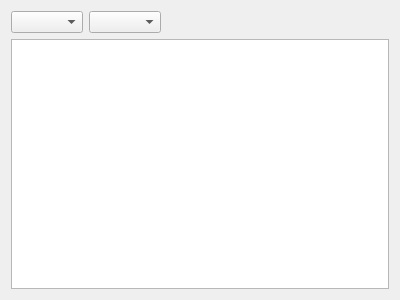
Qt form materialsreportform.ui (Balyaev-D-A/MFDB) before a commit.
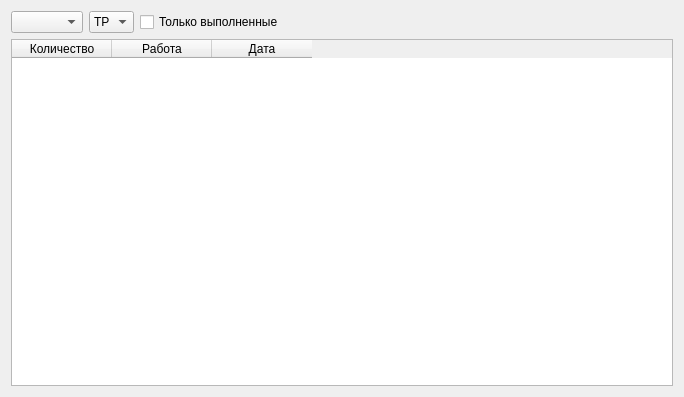
The same form after that commit.

```diff
--- a/materialsreportform.ui
+++ b/materialsreportform.ui
@@ -6,8 +6,8 @@
    <rect>
     <x>0</x>
     <y>0</y>
-    <width>400</width>
-    <height>300</height>
+    <width>684</width>
+    <height>397</height>
    </rect>
   </property>
   <property name="windowTitle">
@@ -20,7 +20,25 @@
       <widget class="QComboBox" name="materialBox"/>
      </item>
      <item>
-      <widget class="QComboBox" name="workBox"/>
+      <widget class="QComboBox" name="workBox">
+       <item>
+        <property name="text">
+         <string>ТР</string>
+        </property>
+       </item>
+       <item>
+        <property name="text">
+         <string>КР</string>
+        </property>
+       </item>
+      </widget>
+     </item>
+     <item>
+      <widget class="QCheckBox" name="onlyDoneBox">
+       <property name="text">
+        <string>Только выполненные</string>
+       </property>
+      </widget>
      </item>
      <item>
       <spacer name="horizontalSpacer">
@@ -38,7 +56,29 @@
     </layout>
    </item>
    <item>
-    <widget class="QTableWidget" name="materialTable"/>
+    <widget class="QTableWidget" name="materialTable">
+     <property name="editTriggers">
+      <set>QAbstractItemView::NoEditTriggers</set>
+     </property>
+     <property name="sortingEnabled">
+      <bool>true</bool>
+     </property>
+     <column>
+      <property name="text">
+       <string>Количество</string>
+      </property>
+     </column>
+     <column>
+      <property name="text">
+       <string>Работа</string>
+      </property>
+     </column>
+     <column>
+      <property name="text">
+       <string>Дата</string>
+      </property>
+     </column>
+    </widget>
    </item>
   </layout>
  </widget>
```
Left out of the diff: 2 changed lines with no effect on the pictures.
